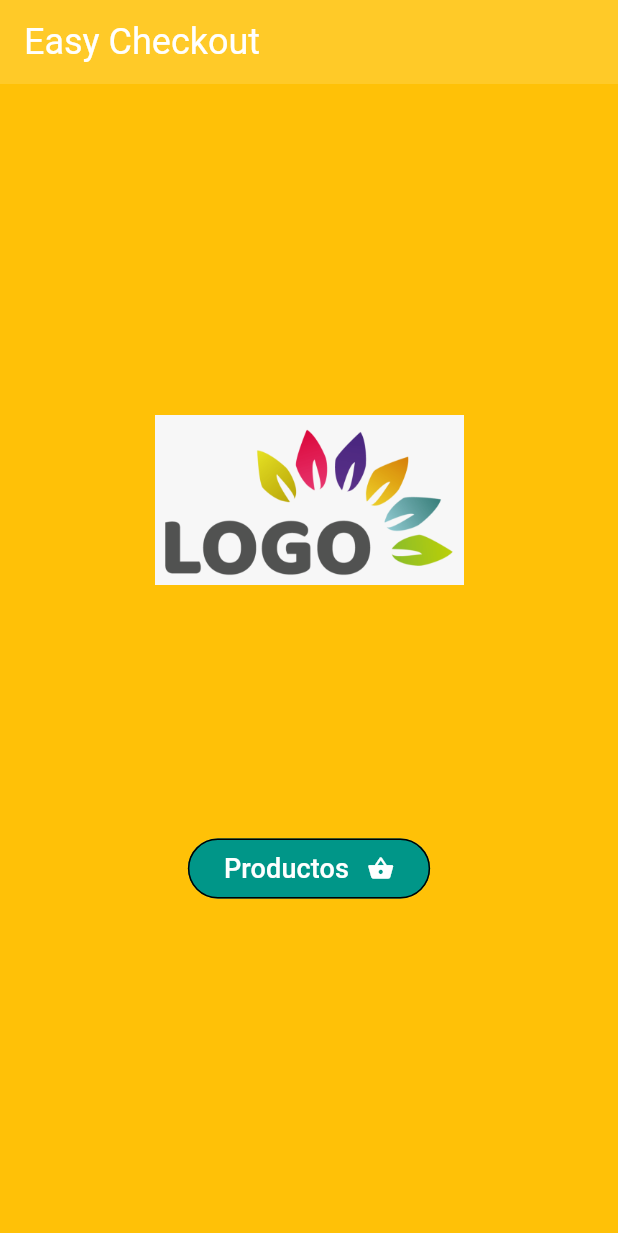
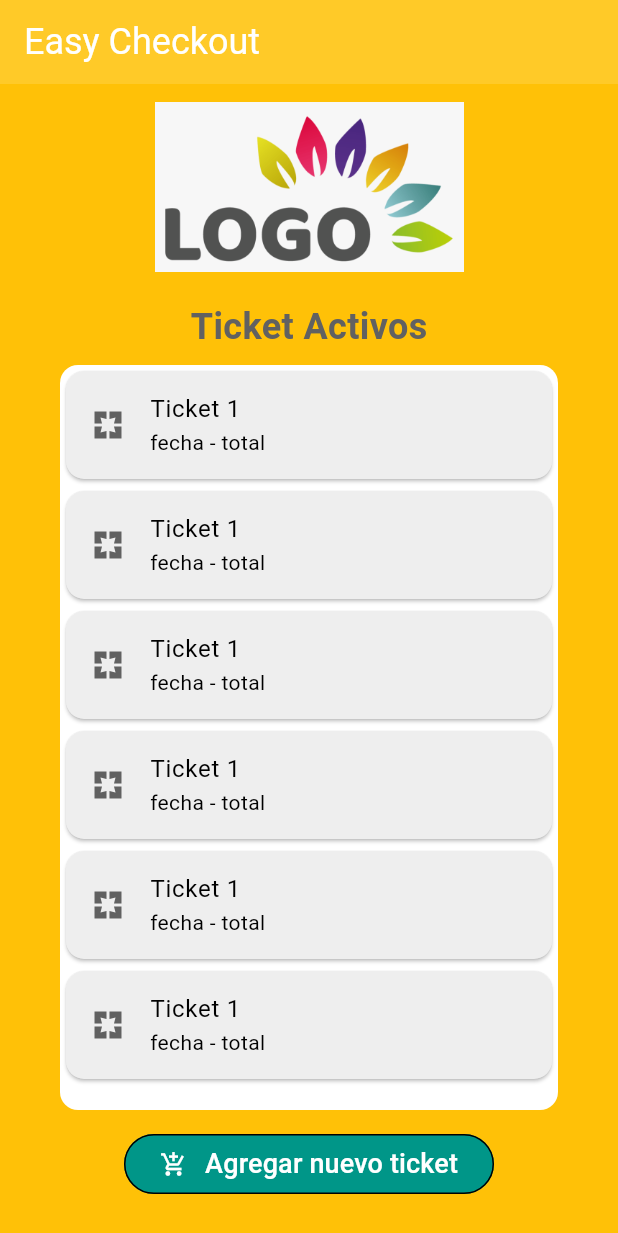
Before and after one commit to 4089268/EasyCheckout, a Flutter app: the screen it shows after launch, on a phone screen of 412 x 824 dp. Shown: the top 1233 px of the screen. Run offline on Flutter 3.47's test engine with Material 3 defaults, Android fonts, the phone set to English and light mode, and no system bars.

Commit message:
Redisign home page and fixed temparl views

```diff
--- a/lib/Pages/home_page.dart
+++ b/lib/Pages/home_page.dart
@@ -1,5 +1,7 @@
 import 'package:easy_checkout/Pages/catalog_page.dart';
+import 'package:easy_checkout/models/invoice.dart';
 import 'package:flutter/material.dart';
+import 'package:flutter/widgets.dart';
 
 class HomePage extends StatefulWidget {
   const HomePage({super.key});
@@ -12,6 +14,7 @@ class _HomePageState extends State<HomePage> {
   @override
   Widget build(BuildContext context) {
     return Scaffold(
+
       appBar: AppBar(
         title: const Text("Easy Checkout", style: TextStyle(
           color: Colors.white,
@@ -19,25 +22,65 @@ class _HomePageState extends State<HomePage> {
         )),
         backgroundColor: Theme.of(context).colorScheme.background,
       ),
+
       body: Container(
         decoration: const BoxDecoration(
           color: Colors.amber
         ),
-        child: Stack(
-          children: <Widget>[
+        child:
           Padding(
             padding: const EdgeInsets.symmetric(horizontal: 40, vertical: 12.0),
             child: Column(
-                mainAxisAlignment: MainAxisAlignment.center,
+              mainAxisSize: MainAxisSize.min,
+              mainAxisAlignment: MainAxisAlignment.start,
               children: <Widget>[
 
+                // Logo image
                 Center(
                   child: Image.asset("assets/img/logo.png", width: MediaQuery.of(context).size.width / 2,),
                 ),
 
-                  SizedBox(
-                    height: MediaQuery.of(context).size.height*0.2,
+                const SizedBox(
+                  height: 12.0,
                 ),
+
+                Center(
+                  child: Padding(
+                    padding: const EdgeInsets.all(8.0),
+                    child: Text("Ticket Activos", style: TextStyle(
+                      fontSize: 24.0,
+                      color: Colors.grey.shade700,
+                      fontWeight: FontWeight.bold
+                    )),
+                  )
+                ),
+
+                // List current tickets
+                Expanded(
+                  child: Container(
+                    decoration: BoxDecoration(
+                      color: Colors.white,
+                      borderRadius: BorderRadius.circular(12.0)
+                    ),
+                    child: ListView(
+                      children: [
+                        buildListTile(context, null),
+                        buildListTile(context, null),
+                        buildListTile(context, null),
+                        buildListTile(context, null),
+                        buildListTile(context, null),
+                        buildListTile(context, null),
+
+                      ],
+                    ),
+                  ),
+                ),
+
+                Padding(
+                  padding: const EdgeInsets.all(12.0),
+                  child: Row(
+                    mainAxisAlignment: MainAxisAlignment.center,
+                    children: [
 
                       OutlinedButton(
                         style: OutlinedButton.styleFrom(
@@ -51,13 +94,13 @@ class _HomePageState extends State<HomePage> {
                           mainAxisSize: MainAxisSize.min,
                           mainAxisAlignment: MainAxisAlignment.spaceBetween,
                           children: [
-                        Text("Productos", style: TextStyle(
+                            Padding(
+                              padding: EdgeInsets.only( right: 12.0),
+                              child: Icon(Icons.add_shopping_cart),
+                            ),
+                            Text("Agregar nuevo ticket", style: TextStyle(
                               fontSize: 18.0
                             )),
-                        Padding(
-                          padding: EdgeInsets.only( left: 12.0),
-                          child: Icon(Icons.shopping_basket),
-                        ),
                           ],
                         )
                       ),
@@ -65,10 +108,24 @@ class _HomePageState extends State<HomePage> {
                     ],
                   ),
                 )
+
               ],
+            ),
           )
       ),
     );
   }
 
+
+  Widget buildListTile( BuildContext context, Invoice? invoice ){
+    return Card(
+      child: ListTile(
+        leading: Icon( Icons.pages_sharp, color: Colors.grey.shade700 ),
+        title: Text("Ticket 1"),
+        subtitle: Text("fecha - total"),
+      ),
+    );
+
   }
+
+}
--- a/lib/Pages/order_page.dart
+++ b/lib/Pages/order_page.dart
@@ -123,7 +123,7 @@ class __OrderPageState extends State<OrderPage> {
                   crossAxisSpacing: 4.0,
                   mainAxisSpacing: 4.0,
                   children:[
-                    ...easyCheckoutContext.invoiceItems.map<Widget>( (invoiceItem) => InvoiceItemCard(invoiceItem) )
+                    // ...easyCheckoutContext.invoiceItems.map<Widget>( (invoiceItem) => InvoiceItemCard(invoiceItem) )
                   ],
                 ),
               ),
```
Also changed, not shown: lib/Pages/catalog_page.dart (+20 -7 lines), lib/data/easycheckout_context.dart (+42 -21 lines), lib/data/shoping_bag.dart (+25 -26 lines). Lines whose indentation alone changed are shown as unchanged.
